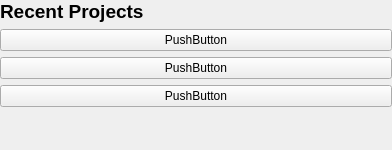
Before: the Qt Designer form ProjectManagement/recentprojectswidget.ui in zcharli/carleton-student-project-partner-finder, drawn with Qt 5.
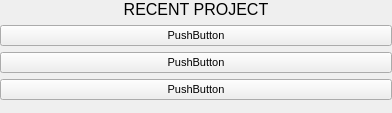
After: the same form once the commit is applied.

Commit message: fixed spacing and styling in recent projects - resized cupidwindow - modified stylesheet for profile tab widget

What changed in the file:
```diff
--- a/ProjectManagement/recentprojectswidget.ui
+++ b/ProjectManagement/recentprojectswidget.ui
@@ -7,7 +7,7 @@
     <x>0</x>
     <y>0</y>
     <width>392</width>
-    <height>150</height>
+    <height>113</height>
    </rect>
   </property>
   <property name="windowTitle">
@@ -41,6 +41,14 @@
            <verstretch>0</verstretch>
           </sizepolicy>
          </property>
+         <property name="font">
+          <font>
+           <pointsize>8</pointsize>
+          </font>
+         </property>
+         <property name="styleSheet">
+          <string notr="true"/>
+         </property>
          <property name="text">
           <string>PushButton</string>
          </property>
@@ -54,6 +62,14 @@
            <verstretch>0</verstretch>
           </sizepolicy>
          </property>
+         <property name="font">
+          <font>
+           <pointsize>8</pointsize>
+          </font>
+         </property>
+         <property name="styleSheet">
+          <string notr="true"/>
+         </property>
          <property name="text">
           <string>PushButton</string>
          </property>
@@ -62,11 +78,19 @@
        <item row="4" column="0" colspan="2">
         <widget class="QPushButton" name="btnRecent3">
          <property name="sizePolicy">
-          <sizepolicy hsizetype="Minimum" vsizetype="Preferred">
+          <sizepolicy hsizetype="Preferred" vsizetype="Preferred">
            <horstretch>0</horstretch>
            <verstretch>0</verstretch>
           </sizepolicy>
          </property>
+         <property name="font">
+          <font>
+           <pointsize>8</pointsize>
+          </font>
+         </property>
+         <property name="styleSheet">
+          <string notr="true"/>
+         </property>
          <property name="text">
           <string>PushButton</string>
          </property>
@@ -82,13 +106,16 @@
          </property>
          <property name="font">
           <font>
-           <pointsize>14</pointsize>
-           <weight>75</weight>
-           <bold>true</bold>
+           <pointsize>12</pointsize>
+           <weight>50</weight>
+           <bold>false</bold>
           </font>
          </property>
          <property name="text">
-          <string>Recent Projects</string>
+          <string>RECENT PROJECT</string>
+         </property>
+         <property name="alignment">
+          <set>Qt::AlignCenter</set>
          </property>
         </widget>
        </item>
```
The commit also changes 3 other files.
